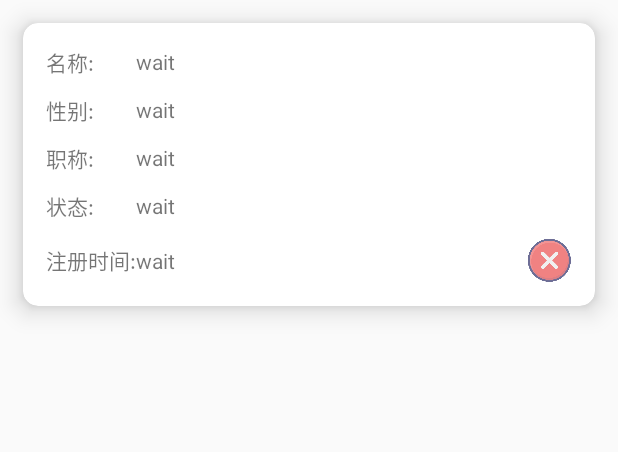
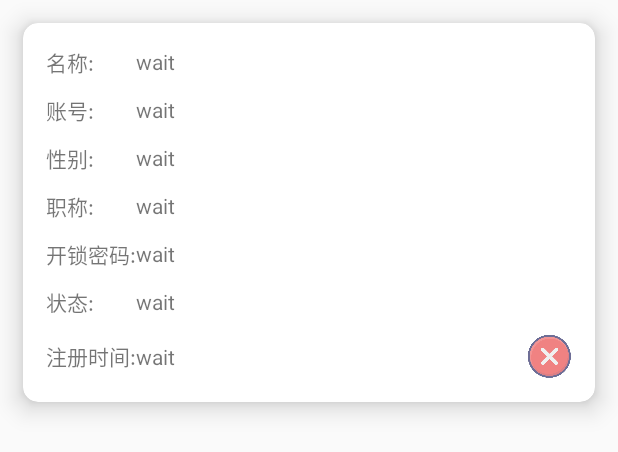
Before and after one commit to Deyra1/collegeentranceguardclocke, an Android app: the layout list_user_item.xml on its own in the app's theme, with its tools: preview values and no code run, on a phone screen of 412 x 824 dp. Shown: the top 452 px of the screen. Run offline under Robolectric (Android 15) with nearby library versions, the phone set to English and light mode, and no system bars.

Commit message:
修复密码开门稳定性问题

```diff
--- a/app/src/main/java/com/example/collegeentranceguardclocke/LoginActivity.kt
+++ b/app/src/main/java/com/example/collegeentranceguardclocke/LoginActivity.kt
@@ -36,7 +36,7 @@ class LoginActivity : AppCompatActivity() {
      * @brief 配置mqtt连接参数并进行连接
      */
     private fun mqttConfig() {
-        if (Common.mqttHelper != null) Common.mqttHelper!!.disconnect()
+        if (Common.mqttHelper == null) {
             // 配置mqtt参数
             Common.mqttHelper = MQTTHelper(
                 this,
@@ -81,6 +81,7 @@ class LoginActivity : AppCompatActivity() {
                 e.printStackTrace()
                 Log.e("mqttConfig()", e.message.toString())
                 MToast.mToast(this, "连接时发生错误")
+            }
         }
     }
 
--- a/app/src/main/java/com/example/collegeentranceguardclocke/MainActivity.kt
+++ b/app/src/main/java/com/example/collegeentranceguardclocke/MainActivity.kt
@@ -99,9 +99,9 @@ class MainActivity : AppCompatActivity() {
             )
         }
 
-        binding.openPassword.setOnClickListener {
-            MToast.mToast(this, "重置密码")
-        }
+//        binding.openPassword.setOnClickListener {
+//            MToast.mToast(this, "重置密码")
+//        }
     }
 
     /**
--- a/app/src/main/java/com/example/collegeentranceguardclocke/RegisterActivity.kt
+++ b/app/src/main/java/com/example/collegeentranceguardclocke/RegisterActivity.kt
@@ -157,7 +157,8 @@ class RegisterActivity : AppCompatActivity() {
             password = password,
             state = 0,
             sex = sex,
-            per = role
+            per = role,
+            pwd = Common.randomCipher().toInt()
         )
 
         dao.insert(user)
--- a/app/src/main/java/com/example/collegeentranceguardclocke/adapter/UserListViewAdapter.kt
+++ b/app/src/main/java/com/example/collegeentranceguardclocke/adapter/UserListViewAdapter.kt
@@ -48,10 +48,12 @@ class UserListViewAdapter(private val context: Context, private val list: Mutabl
     private fun initViews(binding: ListUserItemBinding, index: Int) {
         val user = list[index] as User
         binding.nameText.text = user.name
+        binding.accountText.text = user.account
         binding.createTimeText.text = user.createDateTime
         binding.roleText.text = if (user.per == 2) "教师" else "学生"
         binding.sexText.text = user.sex
         binding.stateText.text = if (user.state == 1) "在校" else "离校"
+        binding.pwdText.text = user.pwd.toString()
         binding.deleteButton.setOnClickListener {
             if (user.fid != -1) {
                 Common.sendMessage(context, 4, user.fid.toString())
--- a/app/src/main/java/com/example/collegeentranceguardclocke/db/UserDao.kt
+++ b/app/src/main/java/com/example/collegeentranceguardclocke/db/UserDao.kt
@@ -28,6 +28,7 @@ class UserDao(private val context: Context) : BaseDao {
             values.put("sex", user.sex)
             values.put("state", 0)
             values.put("pwd", user.pwd)
+            values.put("per", user.per)
             values.put("fid", -1)
             values.put("createDateTime", TimeCycle.getDateTime())
             db.insert("user", null, values)
@@ -50,6 +51,7 @@ class UserDao(private val context: Context) : BaseDao {
             values.put("fid", user.fid)
             values.put("rid", user.rid)
             values.put("pwd", user.pwd)
+            values.put("per", user.per)
             values.put("sex", user.sex)
             values.put("state", user.state)
             db.update("user", values, "uid=?", arrayOf(data[0]))
--- a/app/src/main/java/com/example/collegeentranceguardclocke/utils/Common.kt
+++ b/app/src/main/java/com/example/collegeentranceguardclocke/utils/Common.kt
@@ -30,12 +30,14 @@ object Common {
     var user: User? = null
     var registryFlag = false
     var receive: Receive? = null
+
     /***
      * 随机生成四位数密码
      */
     fun randomCipher(): String {
         return (1000..9999).random().toString()
     }
+
     /***
      * @brief 包装发送函数，只有建立了连接才发送消息
      */
@@ -67,12 +69,15 @@ object Common {
                     5 -> {
                         send.heart = data[0].toInt()
                     }
-                    7->{
+
+                    7 -> {
                         send.door_time = data[0].toInt()
                     }
                 }
                 val result = Gson().toJson(send)
-                mqttHelper!!.publish(PUSH_TOPIC, result, 1)
+                for (i in 0 until 3) {
+                    mqttHelper!!.publish(PUSH_TOPIC, result, 1)
+                }
                 result
             } catch (e: Exception) {
                 e.printStackTrace()
--- a/app/src/main/res/layout/list_user_item.xml
+++ b/app/src/main/res/layout/list_user_item.xml
@@ -32,6 +32,19 @@
             android:layout_margin="5dp"
             android:gravity="center">
 
+            <TextView android:text="账号:" />
+
+
+            <TextView
+                android:id="@+id/accountText"
+                android:layout_weight="1"
+                android:text="wait" />
+        </TableRow>
+
+        <TableRow
+            android:layout_margin="5dp"
+            android:gravity="center">
+
             <TextView android:text="性别:" />
 
 
@@ -50,6 +63,19 @@
 
             <TextView
                 android:id="@+id/roleText"
+                android:layout_weight="1"
+                android:text="wait" />
+        </TableRow>
+
+        <TableRow
+            android:layout_margin="5dp"
+            android:gravity="center">
+
+            <TextView android:text="开锁密码:" />
+
+
+            <TextView
+                android:id="@+id/pwdText"
                 android:layout_weight="1"
                 android:text="wait" />
         </TableRow>
```
Lines whose indentation alone changed are shown as unchanged.
